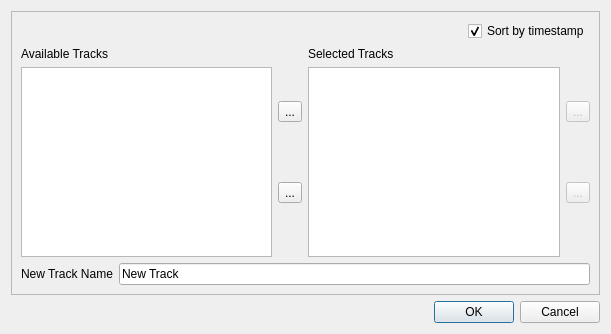
Above: src/IDlgCombineTracks.ui from ntruchsess/QLandkarteGT before the change. Below: the same form after it.
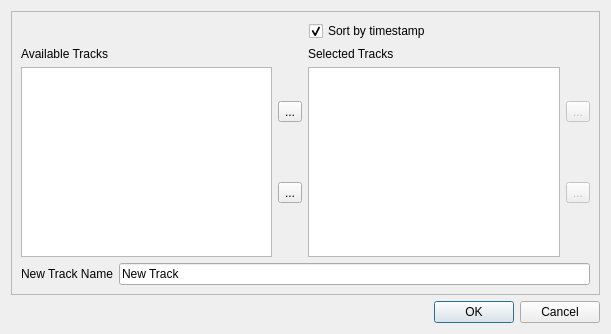
That is the form after the change.

Diff of the .ui file:
```diff
--- a/src/IDlgCombineTracks.ui
+++ b/src/IDlgCombineTracks.ui
@@ -25,17 +25,11 @@
       <item>
        <layout class="QHBoxLayout" >
         <item>
-         <spacer>
-          <property name="orientation" >
-           <enum>Qt::Horizontal</enum>
+         <widget class="QLabel" name="label_4" >
+          <property name="text" >
+           <string/>
           </property>
-          <property name="sizeHint" >
-           <size>
-            <width>40</width>
-            <height>20</height>
-           </size>
-          </property>
-         </spacer>
+         </widget>
         </item>
         <item>
          <widget class="QCheckBox" name="checkSortTimestamp" >
```
